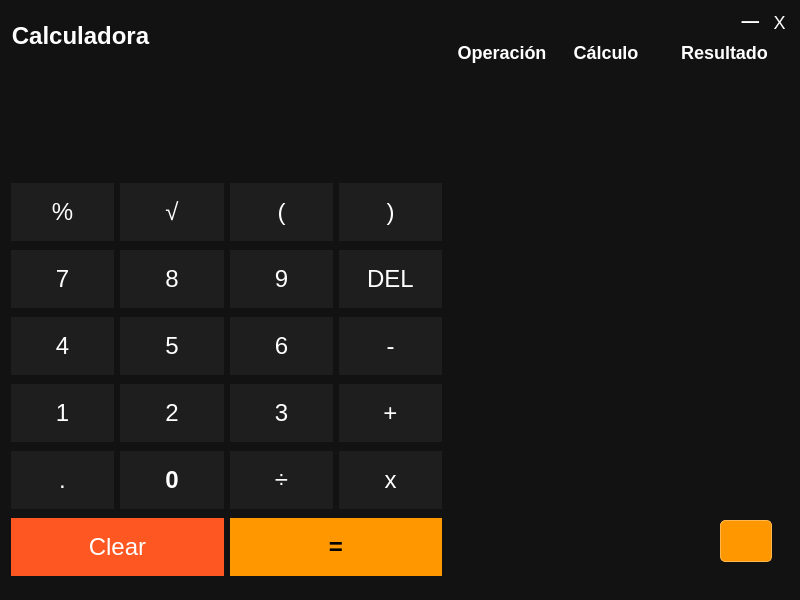
The window that calculadora.ui (lbaeutr/Calculator_PyQt6) describes before a commit, drawn with Qt 5.
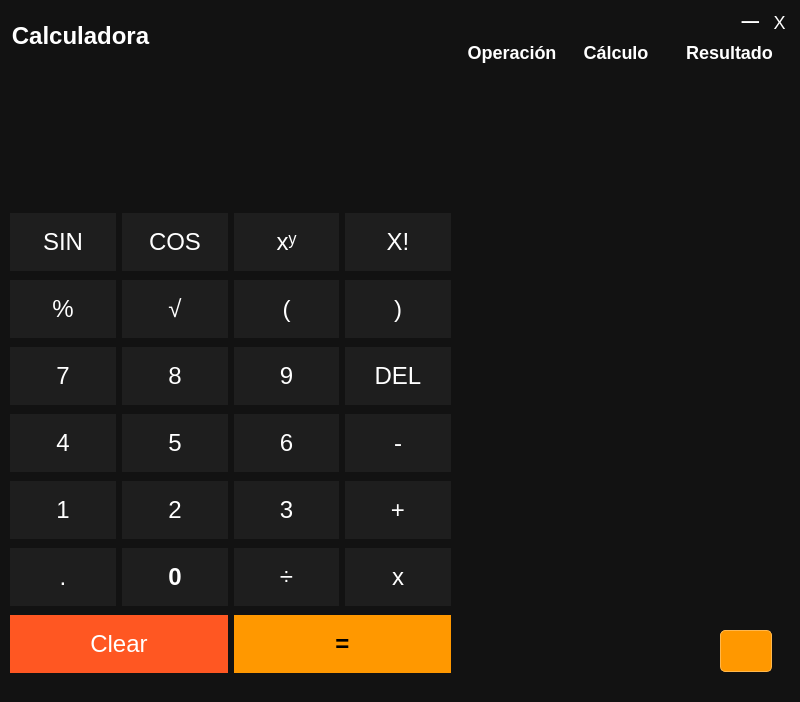
The same window after the commit. Icons and pictures are not drawn.

Commit message: agregado factorial y elevado

Diff of the .ui file:
```diff
--- a/calculadora.ui
+++ b/calculadora.ui
@@ -7,19 +7,19 @@
     <x>0</x>
     <y>0</y>
     <width>800</width>
-    <height>600</height>
+    <height>702</height>
    </rect>
   </property>
   <property name="minimumSize">
    <size>
     <width>800</width>
-    <height>600</height>
+    <height>702</height>
    </size>
   </property>
   <property name="maximumSize">
    <size>
     <width>800</width>
-    <height>602</height>
+    <height>702</height>
    </size>
   </property>
   <property name="font">
@@ -44,7 +44,7 @@
     <property name="geometry">
      <rect>
       <x>20</x>
-      <y>80</y>
+      <y>110</y>
       <width>411</width>
       <height>121</height>
      </rect>
@@ -77,10 +77,10 @@
     </property>
     <property name="geometry">
      <rect>
-      <x>450</x>
+      <x>460</x>
       <y>40</y>
-      <width>341</width>
-      <height>531</height>
+      <width>331</width>
+      <height>611</height>
      </rect>
     </property>
     <property name="sizePolicy">
@@ -206,7 +206,7 @@
     <property name="geometry">
      <rect>
       <x>720</x>
-      <y>520</y>
+      <y>630</y>
       <width>52</width>
       <height>42</height>
      </rect>
@@ -379,17 +379,102 @@
      <set>Qt::AlignmentFlag::AlignCenter</set>
     </property>
    </widget>
-   <widget class="QWidget" name="layoutWidget">
+   <widget class="QWidget" name="">
     <property name="geometry">
      <rect>
-      <x>11</x>
-      <y>180</y>
-      <width>431</width>
-      <height>404</height>
+      <x>10</x>
+      <y>210</y>
+      <width>441</width>
+      <height>472</height>
      </rect>
     </property>
     <layout class="QGridLayout" name="gridLayout">
      <item row="0" column="0">
+      <widget class="QPushButton" name="btn_seno">
+       <property name="styleSheet">
+        <string notr="true">QPushButton {
+    background-color: #1E1E1E;
+    color: white;
+    border: none;
+    font-size: 24px;
+    padding: 15px;
+}
+
+QPushButton:hover {
+    background-color: #333333;
+}
+</string>
+       </property>
+       <property name="text">
+        <string>SIN</string>
+       </property>
+      </widget>
+     </item>
+     <item row="0" column="1">
+      <widget class="QPushButton" name="btn_cose">
+       <property name="styleSheet">
+        <string notr="true">QPushButton {
+    background-color: #1E1E1E;
+    color: white;
+    border: none;
+    font-size: 24px;
+    padding: 15px;
+}
+
+QPushButton:hover {
+    background-color: #333333;
+}
+
+</string>
+       </property>
+       <property name="text">
+        <string>COS</string>
+       </property>
+      </widget>
+     </item>
+     <item row="0" column="2">
+      <widget class="QPushButton" name="btn_exp">
+       <property name="styleSheet">
+        <string notr="true">QPushButton {
+    background-color: #1E1E1E;
+    color: white;
+    border: none;
+    font-size: 24px;
+    padding: 15px;
+}
+
+QPushButton:hover {
+    background-color: #333333;
+}
+</string>
+       </property>
+       <property name="text">
+        <string>xʸ</string>
+       </property>
+      </widget>
+     </item>
+     <item row="0" column="3">
+      <widget class="QPushButton" name="btn_fac">
+       <property name="styleSheet">
+        <string notr="true">QPushButton {
+    background-color: #1E1E1E;
+    color: white;
+    border: none;
+    font-size: 24px;
+    padding: 15px;
+}
+
+QPushButton:hover {
+    background-color: #333333;
+}
+</string>
+       </property>
+       <property name="text">
+        <string>X!</string>
+       </property>
+      </widget>
+     </item>
+     <item row="1" column="0">
       <widget class="QPushButton" name="btn_porcentaje">
        <property name="styleSheet">
         <string notr="true">QPushButton {
@@ -410,7 +495,7 @@
        </property>
       </widget>
      </item>
-     <item row="0" column="1">
+     <item row="1" column="1">
       <widget class="QPushButton" name="btn_raiz">
        <property name="styleSheet">
         <string notr="true">QPushButton {
@@ -431,7 +516,7 @@
        </property>
       </widget>
      </item>
-     <item row="0" column="2">
+     <item row="1" column="2">
       <widget class="QPushButton" name="btn_parentesis_izq">
        <property name="styleSheet">
         <string notr="true">QPushButton {
@@ -452,7 +537,7 @@
        </property>
       </widget>
      </item>
-     <item row="0" column="3">
+     <item row="1" column="3">
       <widget class="QPushButton" name="btn_parentesis_der">
        <property name="styleSheet">
         <string notr="true">QPushButton {
@@ -473,7 +558,7 @@
        </property>
       </widget>
      </item>
-     <item row="1" column="0">
+     <item row="2" column="0">
       <widget class="QPushButton" name="btn_7">
        <property name="styleSheet">
         <string notr="true">QPushButton {
@@ -514,7 +599,7 @@
        </property>
       </widget>
      </item>
-     <item row="1" column="1">
+     <item row="2" column="1">
       <widget class="QPushButton" name="btn_8">
        <property name="styleSheet">
         <string notr="true">QPushButton {
@@ -555,7 +640,7 @@
        </property>
       </widget>
      </item>
-     <item row="1" column="2">
+     <item row="2" column="2">
       <widget class="QPushButton" name="btn_9">
        <property name="styleSheet">
         <string notr="true">QPushButton {
@@ -596,7 +681,7 @@
        </property>
       </widget>
      </item>
-     <item row="1" column="3">
+     <item row="2" column="3">
       <widget class="QPushButton" name="btn_borrar_ultimo_numero">
        <property name="styleSheet">
         <string notr="true">QPushButton {
@@ -637,7 +722,7 @@
        </property>
       </widget>
      </item>
-     <item row="2" column="0">
+     <item row="3" column="0">
       <widget class="QPushButton" name="btn_4">
        <property name="styleSheet">
         <string notr="true">QPushButton {
@@ -678,7 +763,7 @@
        </property>
       </widget>
      </item>
-     <item row="2" column="1">
+     <item row="3" column="1">
       <widget class="QPushButton" name="btn_5">
        <property name="styleSheet">
         <string notr="true">QPushButton {
@@ -719,7 +804,7 @@
        </property>
       </widget>
      </item>
-     <item row="2" column="2">
+     <item row="3" column="2">
       <widget class="QPushButton" name="btn_6">
        <property name="styleSheet">
         <string notr="true">QPushButton {
@@ -756,7 +841,7 @@
        </property>
       </widget>
      </item>
-     <item row="2" column="3">
+     <item row="3" column="3">
       <widget class="QPushButton" name="btn_resta">
        <property name="styleSheet">
         <string notr="true">QPushButton {
@@ -797,7 +882,7 @@
        </property>
       </widget>
      </item>
-     <item row="3" column="0">
+     <item row="4" column="0">
       <widget class="QPushButton" name="btn_1">
        <property name="styleSheet">
         <string notr="true">QPushButton {
@@ -838,7 +923,7 @@
        </property>
       </widget>
      </item>
-     <item row="3" column="1">
+     <item row="4" column="1">
       <widget class="QPushButton" name="btn_2">
        <property name="styleSheet">
         <string notr="true">QPushButton {
@@ -879,7 +964,7 @@
        </property>
       </widget>
      </item>
-     <item row="3" column="2">
+     <item row="4" column="2">
       <widget class="QPushButton" name="btn_3">
        <property name="styleSheet">
         <string notr="true">QPushButton {
@@ -920,7 +1005,7 @@
        </property>
       </widget>
      </item>
-     <item row="3" column="3">
+     <item row="4" column="3">
       <widget class="QPushButton" name="btn_suma">
        <property name="styleSheet">
         <string notr="true">QPushButton {
@@ -961,7 +1046,7 @@
        </property>
       </widget>
      </item>
-     <item row="4" column="0">
+     <item row="5" column="0">
       <widget class="QPushButton" name="btn_coma">
        <property name="styleSheet">
         <string notr="true">QPushButton {
@@ -1002,7 +1087,7 @@
        </property>
       </widget>
      </item>
-     <item row="4" column="1">
+     <item row="5" column="1">
       <widget class="QPushButton" name="btn_0">
        <property name="font">
         <font>
@@ -1049,7 +1134,7 @@
        </property>
       </widget>
      </item>
-     <item row="4" column="2">
+     <item row="5" column="2">
       <widget class="QPushButton" name="btn_dividir">
        <property name="styleSheet">
         <string notr="true">QPushButton {
@@ -1090,7 +1175,7 @@
        </property>
       </widget>
      </item>
-     <item row="4" column="3">
+     <item row="5" column="3">
       <widget class="QPushButton" name="btn_multiplicacion">
        <property name="styleSheet">
         <string notr="true">QPushButton {
@@ -1131,7 +1216,7 @@
        </property>
       </widget>
      </item>
-     <item row="5" column="2" colspan="2">
+     <item row="6" column="2" colspan="2">
       <widget class="QPushButton" name="btn_igual">
        <property name="styleSheet">
         <string notr="true">QPushButton {
@@ -1172,7 +1257,7 @@
        </property>
       </widget>
      </item>
-     <item row="5" column="0" colspan="2">
+     <item row="6" column="0" colspan="2">
       <widget class="QPushButton" name="btn_clear">
        <property name="styleSheet">
         <string notr="true">QPushButton {
```
The commit also changes 2 other files.
